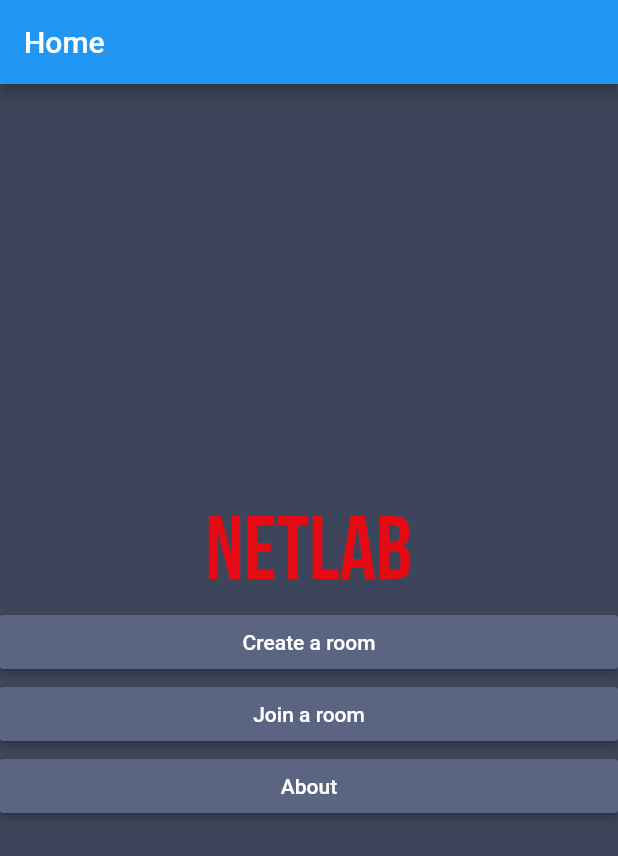
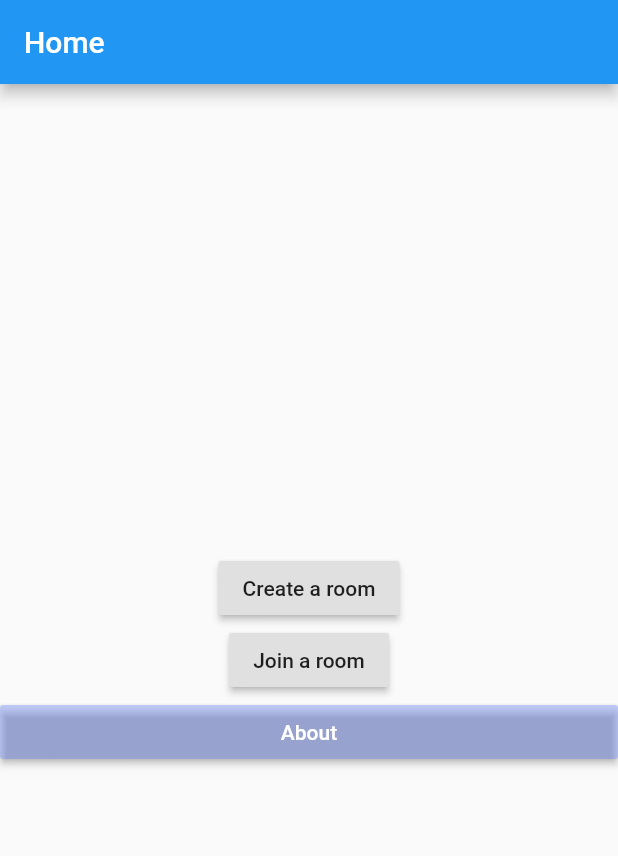
Before and after one commit to Un-dev/Projet-AcLab, a Flutter app: the screen it shows after launch, on a phone screen of 412 x 824 dp. Shown: the top 856 px of the screen. Run offline on Flutter 3.47's test engine with Material 2 defaults, Android fonts, the phone set to English and light mode, and no system bars; missing offline and left inert: flutter_color.

Commit message:
code overview

```diff
--- a/netlab/lib/Screens/Home/home.dart
+++ b/netlab/lib/Screens/Home/home.dart
@@ -13,18 +13,14 @@ class Home extends StatelessWidget {
           child: Column(
             mainAxisSize: MainAxisSize.min,
             children: <Widget>[
-              Text(
-                'Netlab',
-                style: titleTheme(),
-              ),
-              CustomButton(
-                label: 'Create a room',
+              RaisedButton(
+                child: Text('Create a room'),
                 onPressed: () {
                   Navigator.of(context).pushNamed('/createroom');
                 },
               ),
-              CustomButton(
-                label: 'Join a room',
+              RaisedButton(
+                child: Text('Join a room'),
                 onPressed: () {
                   Navigator.of(context).pushNamed('/joinroom');
                 },
--- a/netlab/lib/theme.dart
+++ b/netlab/lib/theme.dart
@@ -1,23 +1,46 @@
 import 'package:flutter/material.dart';
 
 ThemeData globalTheme() {
-  return ThemeData(
-      scaffoldBackgroundColor: Color.fromRGBO(61, 69, 90, 1.0),
-      // textTheme: Typography(platform: TargetPlatform.android).white,
-      textTheme: TextTheme(
-        bodyText2: TextStyle(color: Colors.white, fontFamily: 'Nunito'),
-      ));
+  ThemeData globalTheme() {
+    return ThemeData(
+      backgroundColor: Color(0x3D455AFF),
+      textTheme: TextTheme(),
+      fontFamily: 'Nunito',
+    );
+  }
+
 }
 
 ThemeData buttonTheme() {
   return ThemeData(
-    backgroundColor: Color.fromRGBO(91, 101, 129, 1.0),
+    backgroundColor: Color(0x5B6581FF),
+    accentColor: Colors.cyan[600],
+    textTheme: TextTheme(
+      //button: TextStyle(fontSize: 72.0),
+      //headline6: TextStyle(fontSize: 36.0, fontStyle: FontStyle.italic),
+      //bodyText2: TextStyle(fontSize: 14.0, fontFamily: 'Hind'),
+    ),
   );
 }
 
-TextStyle titleTheme() {
-  return TextStyle(
-      color: Color.fromRGBO(229, 10, 20, 1.0),
-      fontSize: 60,
-      fontFamily: 'Bebasneue');
+InputDecoration textfieldTemplate (textStyle){
+  return InputDecoration(
+      hintText: 'Enter room code',
+      labelStyle: textStyle,
+      filled: true,
+      fillColor: Color.fromRGBO(91,101,129,1.0),
+      focusedBorder: OutlineInputBorder(
+        borderSide: BorderSide(color: Colors.white),
+        borderRadius: BorderRadius.circular(25.7),
+      ),
+      border: OutlineInputBorder(
+        borderSide: BorderSide(color: Colors.white),
+        borderRadius: BorderRadius.circular(10.0),
+      )
+  );
 }
+
+ThemeData titleTheme() {
+  //todo
+  return ThemeData();
+}
--- a/netlab/lib/utils/customButton.dart
+++ b/netlab/lib/utils/customButton.dart
@@ -1,5 +1,6 @@
 import 'package:flutter/material.dart';
 import 'package:netlab/theme.dart';
+
 
 class CustomButton extends StatelessWidget {
   final ThemeData theme = buttonTheme();
```
Also changed, not shown: netlab/lib/Screens/Room/joinRoom.dart (+15 -41 lines), netlab/lib/utils/customTextField.dart (+26 -6 lines), netlab/lib/utils/myCustomButton.dart (added, +24 -0 lines).
